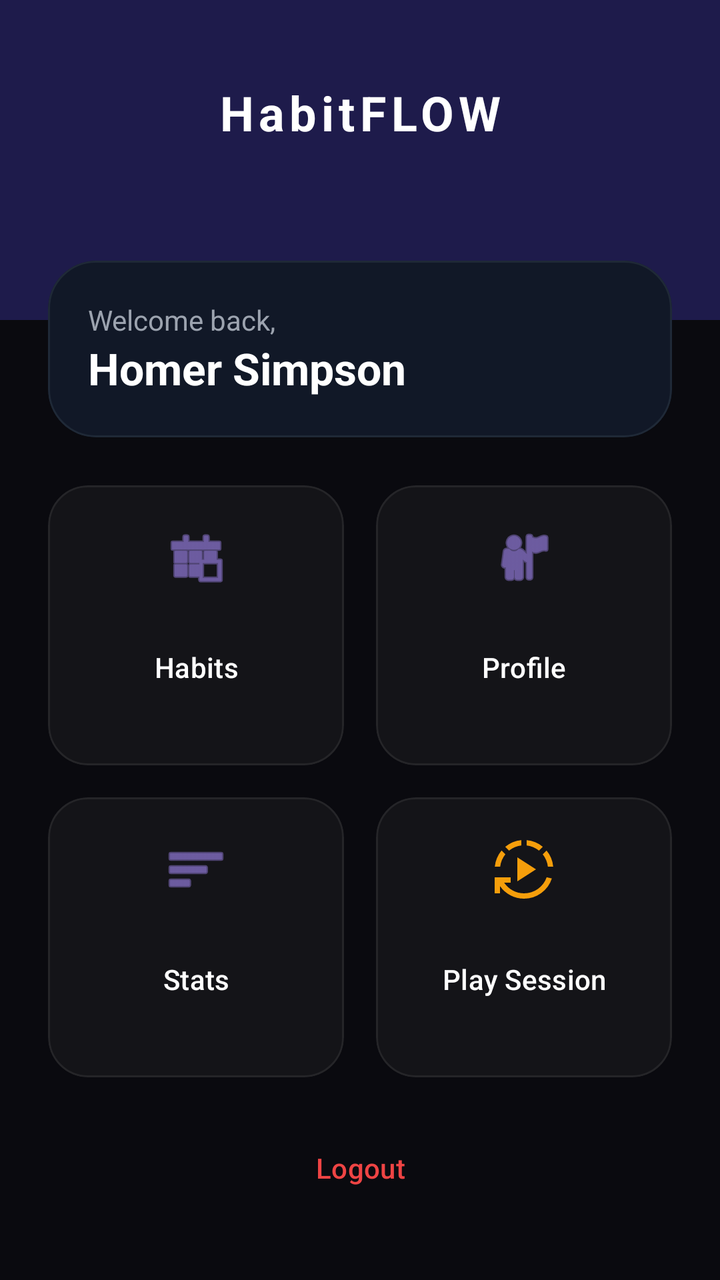
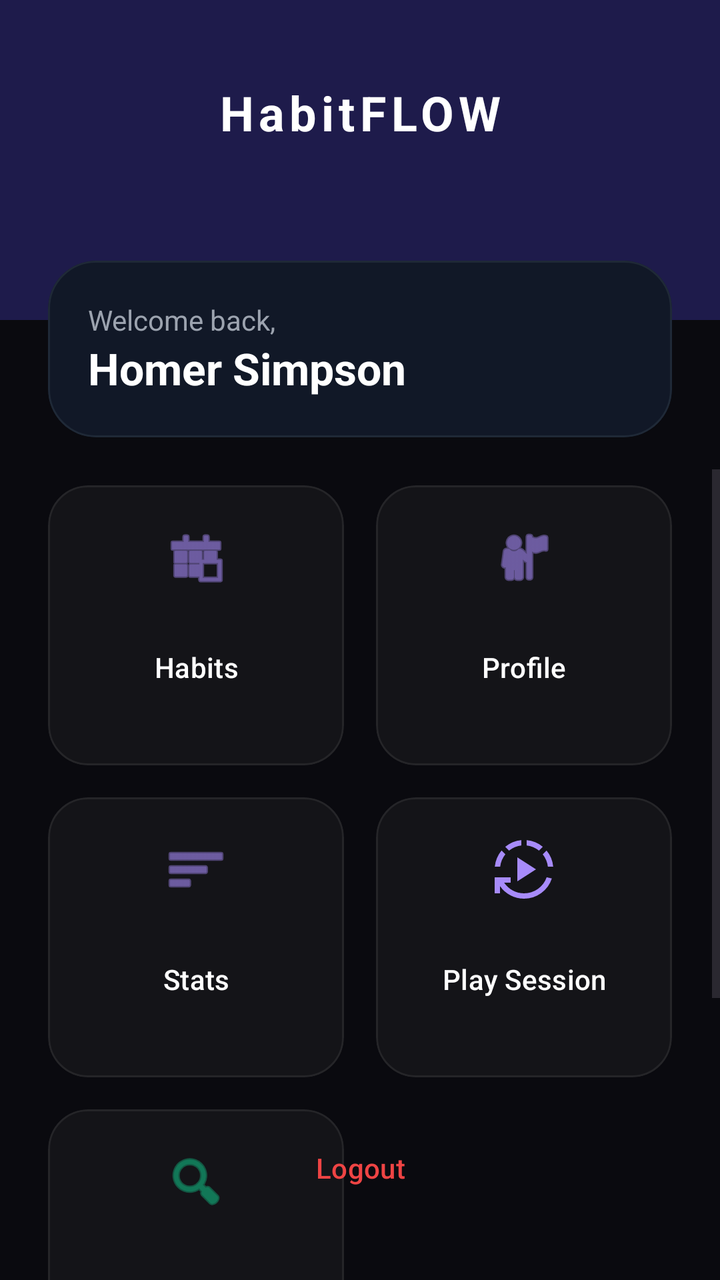

Compare the two renders of this Android layout. The source of the first and the diff that turns it into the second are given below.
<!-- AndroidManifest.xml: application theme Theme.HabitFLOWS -->
<!-- res/layout/activity_main_menu.xml -->
<?xml version="1.0" encoding="utf-8"?>
<androidx.constraintlayout.widget.ConstraintLayout xmlns:android="http://schemas.android.com/apk/res/android"
    xmlns:app="http://schemas.android.com/apk/res-auto"
    xmlns:tools="http://schemas.android.com/tools"
    android:id="@+id/main"
    android:layout_width="match_parent"
    android:layout_height="match_parent"
    android:background="#0A0A0F"
    tools:context=".MainMenu">

    
    <View
        android:id="@+id/viewHeader"
        android:layout_width="match_parent"
        android:layout_height="160dp"
        android:background="#1E1B4B"
        app:layout_constraintTop_toTopOf="parent" />

    <TextView
        android:id="@+id/mainMenuHomeTV"
        android:layout_width="wrap_content"
        android:layout_height="wrap_content"
        android:layout_marginTop="40dp"
        android:text="HabitFLOW"
        android:textColor="#FFFFFF"
        android:textSize="24sp"
        android:textStyle="bold"
        android:letterSpacing="0.1"
        app:layout_constraintEnd_toEndOf="parent"
        app:layout_constraintStart_toStartOf="parent"
        app:layout_constraintTop_toTopOf="parent" />

    
    <com.google.android.material.card.MaterialCardView
        android:id="@+id/greetingCard"
        android:layout_width="match_parent"
        android:layout_height="wrap_content"
        android:layout_marginHorizontal="24dp"
        android:layout_marginTop="-30dp"
        app:cardBackgroundColor="#111827"
        app:cardCornerRadius="24dp"
        app:cardElevation="0dp"
        app:strokeColor="#1F2937"
        app:strokeWidth="1dp"
        app:layout_constraintTop_toBottomOf="@id/viewHeader">

        <LinearLayout
            android:layout_width="match_parent"
            android:layout_height="wrap_content"
            android:orientation="vertical"
            android:padding="20dp">

            <TextView
                android:id="@+id/mainMenuHomeTV3"
                android:layout_width="wrap_content"
                android:layout_height="wrap_content"
                android:text="Welcome back,"
                android:textColor="#9CA3AF"
                android:textSize="14sp" />

            <TextView
                android:id="@+id/mainMenuHomeTV4"
                android:layout_width="wrap_content"
                android:layout_height="wrap_content"
                android:text="Homer Simpson"
                android:textColor="#FFFFFF"
                android:textSize="22sp"
                android:textStyle="bold" />
        </LinearLayout>
    </com.google.android.material.card.MaterialCardView>

    <ScrollView
        android:layout_width="match_parent"
        android:layout_height="0dp"
        android:layout_marginTop="16dp"
        android:clipToPadding="false"
        android:paddingBottom="100dp"
        app:layout_constraintBottom_toBottomOf="parent"
        app:layout_constraintTop_toBottomOf="@id/greetingCard">

        <GridLayout
            android:layout_width="match_parent"
            android:layout_height="wrap_content"
            android:layout_marginHorizontal="16dp"
            android:columnCount="2">

            
            <com.google.android.material.card.MaterialCardView
                android:layout_width="0dp"
                android:layout_height="140dp"
                android:layout_margin="8dp"
                android:layout_columnWeight="1"
                app:cardBackgroundColor="#0AFFFFFF"
                app:cardCornerRadius="20dp"
                app:cardElevation="0dp"
                app:strokeColor="#12FFFFFF"
                app:strokeWidth="1dp">

                <com.google.android.material.button.MaterialButton
                    android:id="@+id/btnHabit"
                    style="@style/Widget.Material3.Button.TextButton"
                    android:layout_width="match_parent"
                    android:layout_height="match_parent"
                    android:padding="16dp"
                    android:text="Habits"
                    android:textAllCaps="false"
                    android:textColor="#FFFFFF"
                    app:icon="@android:drawable/ic_menu_today"
                    app:iconGravity="top"
                    app:iconPadding="10dp"
                    app:iconSize="32dp"
                    app:iconTint="#A78BFA" />
            </com.google.android.material.card.MaterialCardView>

            
            <com.google.android.material.card.MaterialCardView
                android:layout_width="0dp"
                android:layout_height="140dp"
                android:layout_margin="8dp"
                android:layout_columnWeight="1"
                app:cardBackgroundColor="#0AFFFFFF"
                app:cardCornerRadius="20dp"
                app:cardElevation="0dp"
                app:strokeColor="#12FFFFFF"
                app:strokeWidth="1dp">

                <com.google.android.material.button.MaterialButton
                    android:id="@+id/Profile"
                    style="@style/Widget.Material3.Button.TextButton"
                    android:layout_width="match_parent"
                    android:layout_height="match_parent"
                    android:padding="16dp"
                    android:text="Profile"
                    android:textAllCaps="false"
                    android:textColor="#FFFFFF"
                    app:icon="@android:drawable/ic_menu_myplaces"
                    app:iconGravity="top"
                    app:iconPadding="10dp"
                    app:iconSize="32dp"
                    app:iconTint="#A78BFA" />
            </com.google.android.material.card.MaterialCardView>

            
            <com.google.android.material.card.MaterialCardView
                android:layout_width="0dp"
                android:layout_height="140dp"
                android:layout_margin="8dp"
                android:layout_columnWeight="1"
                app:cardBackgroundColor="#0AFFFFFF"
                app:cardCornerRadius="20dp"
                app:cardElevation="0dp"
                app:strokeColor="#12FFFFFF"
                app:strokeWidth="1dp">

                <com.google.android.material.button.MaterialButton
                    android:id="@+id/btnStatistics"
                    style="@style/Widget.Material3.Button.TextButton"
                    android:layout_width="match_parent"
                    android:layout_height="match_parent"
                    android:padding="16dp"
                    android:text="Stats"
                    android:textAllCaps="false"
                    android:textColor="#FFFFFF"
                    app:icon="@android:drawable/ic_menu_sort_by_size"
                    app:iconGravity="top"
                    app:iconPadding="10dp"
                    app:iconSize="32dp"
                    app:iconTint="#A78BFA" />
            </com.google.android.material.card.MaterialCardView>

            
            <com.google.android.material.card.MaterialCardView
                android:layout_width="0dp"
                android:layout_height="140dp"
                android:layout_margin="8dp"
                android:layout_columnWeight="1"
                app:cardBackgroundColor="#0AFFFFFF"
                app:cardCornerRadius="20dp"
                app:cardElevation="0dp"
                app:strokeColor="#12FFFFFF"
                app:strokeWidth="1dp">

                <com.google.android.material.button.MaterialButton
                    android:id="@+id/btnPlayHabit"
                    style="@style/Widget.Material3.Button.TextButton"
                    android:layout_width="match_parent"
                    android:layout_height="match_parent"
                    android:padding="16dp"
                    android:text="Play Session"
                    android:textAllCaps="false"
                    android:textColor="#FFFFFF"
                    app:icon="@drawable/outline_autoplay_24"
                    app:iconGravity="top"
                    app:iconPadding="10dp"
                    app:iconSize="32dp"
                    app:iconTint="#F59E0B" />
            </com.google.android.material.card.MaterialCardView>
        </GridLayout>
    </ScrollView>

    
    <com.google.android.material.button.MaterialButton
        android:id="@+id/mainMenuLogoutBtn"
        style="@style/Widget.Material3.Button.TextButton"
        android:layout_width="wrap_content"
        android:layout_height="wrap_content"
        android:layout_marginBottom="32dp"
        android:text="Logout"
        android:textColor="#EF4444"
        app:layout_constraintBottom_toBottomOf="parent"
        app:layout_constraintEnd_toEndOf="parent"
        app:layout_constraintStart_toStartOf="parent" />

</androidx.constraintlayout.widget.ConstraintLayout>
<!-- resources referenced by this layout -->
<resources>
  <!-- drawable outline_autoplay_24 (drawable) -->
  <vector xmlns:android="http://schemas.android.com/apk/res/android" android:height="24dp" android:tint="#00D9FF" android:viewportHeight="960" android:viewportWidth="960" android:width="24dp">
        
      <path android:fillColor="@android:color/white" android:pathData="M380,660L380,300L660,480L380,660ZM480,920Q372,920 277.5,870.5Q183,821 120,732L120,840L40,840L40,600L280,600L280,680L182,680Q233,755 311.5,797.5Q390,840 480,840Q595,840 688.5,774Q782,708 820,599L898,617Q853,753 738,836.5Q623,920 480,920ZM42,440Q49,373 74,311.5Q99,250 143,198L200,255Q168,296 148,342.5Q128,389 123,440L42,440ZM256,199L199,142Q252,98 313,72.5Q374,47 440,42L440,122Q389,127 343,147Q297,167 256,199ZM705,199Q664,167 617.5,147Q571,127 520,122L520,42Q587,48 648.5,73Q710,98 762,142L705,199ZM838,440Q833,389 813,342.5Q793,296 761,255L818,198Q862,250 887,311.5Q912,373 918,440L838,440Z"/>
      
  </vector>
  <style name="Theme.HabitFLOWS" parent="Base.Theme.HabitFLOWS" />
  <style name="Base.Theme.HabitFLOWS" parent="Theme.Material3.DayNight.NoActionBar">
          
          
      </style>
</resources>

<!-- the commit's change to res/layout/activity_main_menu.xml (unified diff, before → after) -->
@@ -193,7 +193,35 @@
                     app:iconGravity="top"
                     app:iconPadding="10dp"
                     app:iconSize="32dp"
-                    app:iconTint="#F59E0B" />
+                    app:iconTint="#A78BFA" />
+            </com.google.android.material.card.MaterialCardView>
+
+            
+            <com.google.android.material.card.MaterialCardView
+                android:layout_width="0dp"
+                android:layout_height="140dp"
+                android:layout_margin="8dp"
+                android:layout_columnWeight="1"
+                app:cardBackgroundColor="#0AFFFFFF"
+                app:cardCornerRadius="20dp"
+                app:cardElevation="0dp"
+                app:strokeColor="#12FFFFFF"
+                app:strokeWidth="1dp">
+
+                <com.google.android.material.button.MaterialButton
+                    android:id="@+id/btnDiscover"
+                    style="@style/Widget.Material3.Button.TextButton"
+                    android:layout_width="match_parent"
+                    android:layout_height="match_parent"
+                    android:padding="16dp"
+                    android:text="Discover"
+                    android:textAllCaps="false"
+                    android:textColor="#FFFFFF"
+                    app:icon="@android:drawable/ic_menu_search"
+                    app:iconGravity="top"
+                    app:iconPadding="10dp"
+                    app:iconSize="32dp"
+                    app:iconTint="#10B981" />
             </com.google.android.material.card.MaterialCardView>
         </GridLayout>
     </ScrollView>
